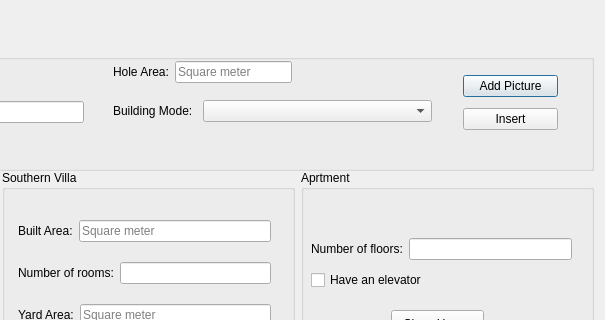
Old version of the form show_aparteman.ui in the repository mjalali/AP_project; both pictures show x 303 to 908 and y 0 to 320 of the 908 by 464 pixel window.
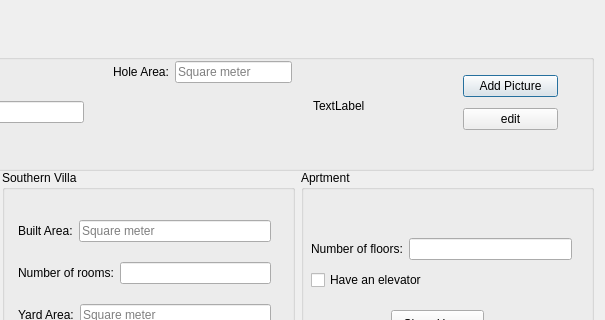
New version of the form.

The edit to the form file:
```diff
--- a/show_aparteman.ui
+++ b/show_aparteman.ui
@@ -77,29 +77,6 @@
      </item>
     </layout>
    </widget>
-   <widget class="QLabel" name="label_35">
-    <property name="geometry">
-     <rect>
-      <x>410</x>
-      <y>60</y>
-      <width>91</width>
-      <height>22</height>
-     </rect>
-    </property>
-    <property name="text">
-     <string>Building Mode:</string>
-    </property>
-   </widget>
-   <widget class="QComboBox" name="building_mode_3">
-    <property name="geometry">
-     <rect>
-      <x>500</x>
-      <y>60</y>
-      <width>229</width>
-      <height>22</height>
-     </rect>
-    </property>
-   </widget>
    <widget class="QWidget" name="layoutWidget_21">
     <property name="geometry">
      <rect>
@@ -146,12 +123,25 @@
      <item>
       <widget class="QPushButton" name="Insert_3">
        <property name="text">
-        <string>Insert</string>
+        <string>edit</string>
        </property>
       </widget>
      </item>
     </layout>
    </widget>
+   <widget class="QLabel" name="image_35">
+    <property name="geometry">
+     <rect>
+      <x>610</x>
+      <y>20</y>
+      <width>121</width>
+      <height>91</height>
+     </rect>
+    </property>
+    <property name="text">
+     <string>TextLabel</string>
+    </property>
+   </widget>
   </widget>
   <widget class="QWidget" name="">
    <property name="geometry">
```
Left out of the diff: 2 changed lines with no effect on the pictures.
